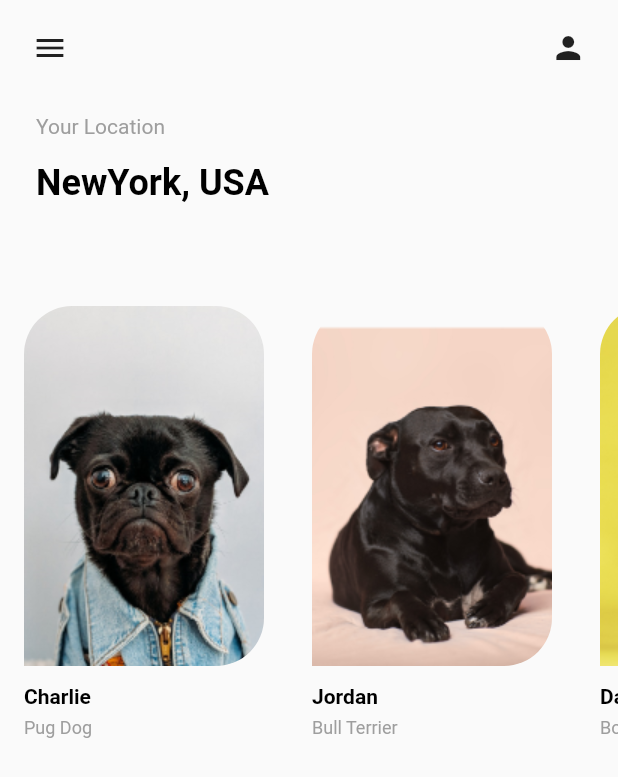
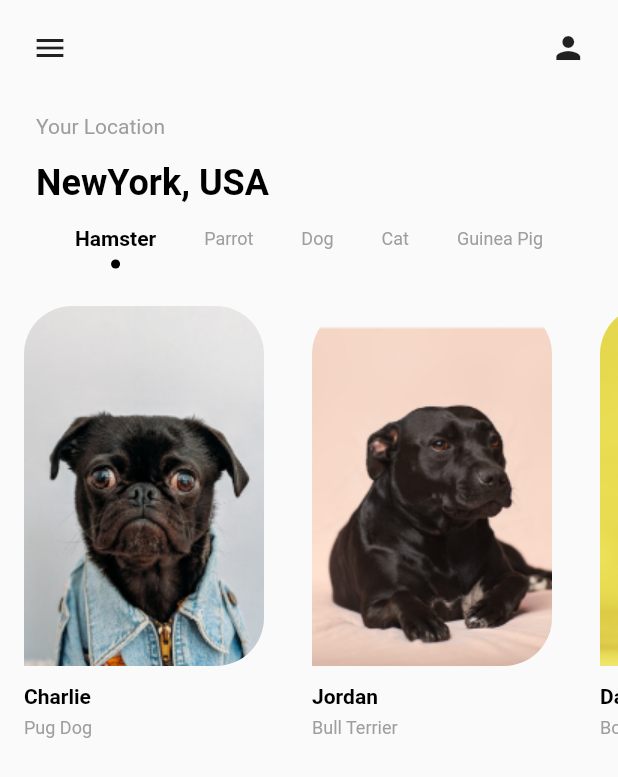
Before and after one commit to EhsanTgv/PetAdoption_Demo, a Flutter app: the screen it shows after launch, on a phone screen of 412 x 824 dp. Shown: the top 777 px of the screen. Run offline on Flutter 3.47's test engine with Material 2 defaults, Android fonts, the phone set to English and light mode, and no system bars.

```diff
--- a/lib/screens/home_screen.dart
+++ b/lib/screens/home_screen.dart
@@ -9,6 +9,8 @@ class HomePage extends StatefulWidget {
 }
 
 class _HomePageState extends State<HomePage> {
+  static var tabsArray = ["Hamster", "Parrot", "Dog", "Cat", "Guinea Pig"];
+
   static var petMap = <Map<String, String>>[
     {"Image": "assets/dog_1.png", "Name": "Charlie", "Race": "Pug Dog"},
     {"Image": "assets/dog_2.png", "Name": "Jordan", "Race": "Bull Terrier"},
@@ -16,11 +18,11 @@ class _HomePageState extends State<HomePage> {
   ];
 
   var tabsList = <Widget>[
-    tabItemWidget("Hamster"),
-    tabItemWidget("Parrot"),
-    tabItemWidget("Dog"),
-    tabItemWidget("Cat"),
-    tabItemWidget("Guinea Pig"),
+    tabItemWidget(tabsArray[0]),
+    tabItemWidget(tabsArray[1]),
+    tabItemWidget(tabsArray[2]),
+    tabItemWidget(tabsArray[3]),
+    tabItemWidget(tabsArray[4]),
   ];
 
   var petList = <Widget>[
```
